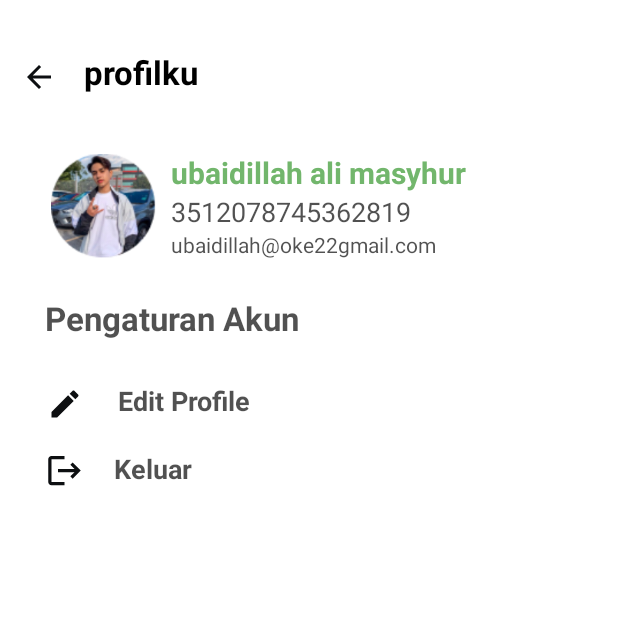
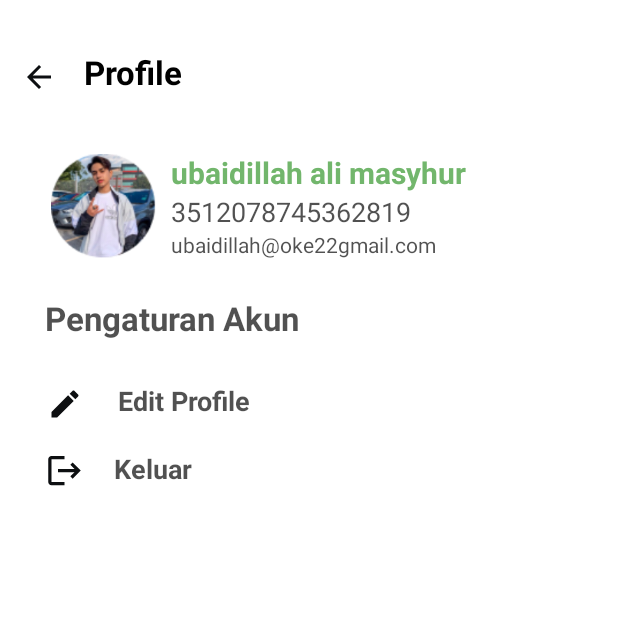
Before and after one commit to Rhomaedy1201/Mobile-Sidemung, an Android app: the fragment ProfileFragment placed in its activity, on a phone screen of 412 x 824 dp, the top half of it. Run offline under Robolectric (Android 15) with nearby library versions, the phone set to English and light mode, and no system bars.

Commit message:
profile
tiitle name

```diff
--- a/app/src/main/res/layout/fragment_profile.xml
+++ b/app/src/main/res/layout/fragment_profile.xml
@@ -27,7 +27,7 @@
                 android:layout_marginStart="56dp"
                 android:layout_marginLeft="16dp"
                 android:layout_marginTop="14dp"
-                android:text="profilku"
+                android:text="Profile"
                 android:textColor="@color/black"
                 android:textSize="22sp"
                 android:textStyle="bold" />
```
